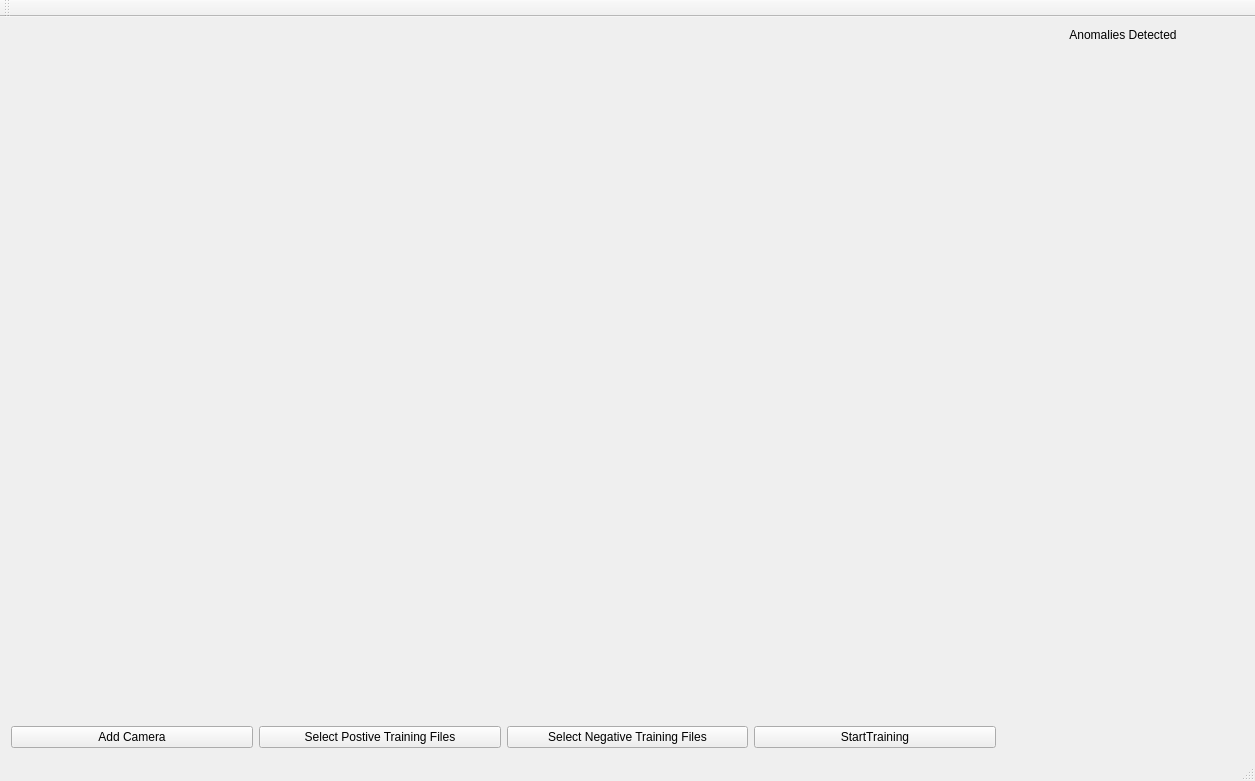
khaledsalem999/Vigil, file QtVigil/QtVigil.ui: the form before one commit.
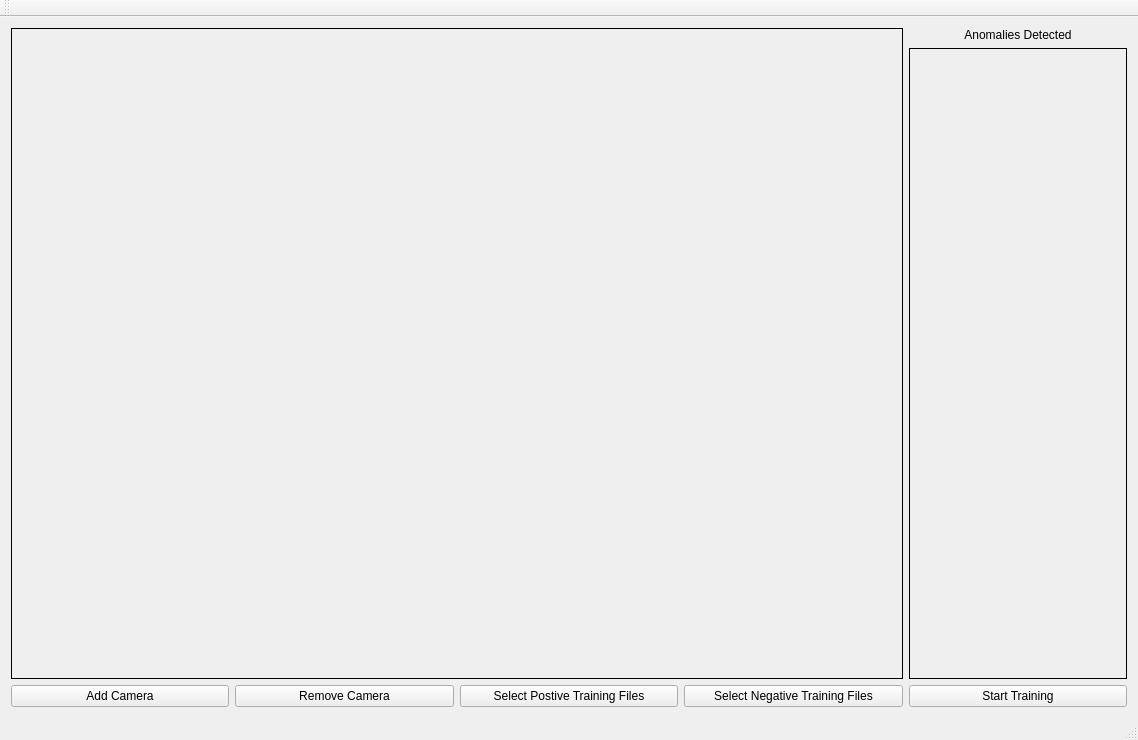
The form after the commit.

What changed in the file:
```diff
--- a/QtVigil/QtVigil.ui
+++ b/QtVigil/QtVigil.ui
@@ -6,8 +6,8 @@
    <rect>
     <x>0</x>
     <y>0</y>
-    <width>1255</width>
-    <height>781</height>
+    <width>1138</width>
+    <height>740</height>
    </rect>
   </property>
   <property name="windowTitle">
@@ -15,13 +15,6 @@
   </property>
   <widget class="QWidget" name="centralWidget">
    <layout class="QGridLayout" name="gridLayout">
-    <item row="2" column="4">
-     <widget class="QPushButton" name="NegativeTrain">
-      <property name="text">
-       <string>Select Negative Training Files</string>
-      </property>
-     </widget>
-    </item>
     <item row="2" column="2">
      <widget class="QPushButton" name="AddCam">
       <property name="text">
@@ -29,20 +22,6 @@
       </property>
      </widget>
     </item>
-    <item row="2" column="3">
-     <widget class="QPushButton" name="PostiveTrain">
-      <property name="text">
-       <string>Select Postive Training Files</string>
-      </property>
-     </widget>
-    </item>
-    <item row="2" column="5">
-     <widget class="QPushButton" name="StartTrain">
-      <property name="text">
-       <string>StartTraining</string>
-      </property>
-     </widget>
-    </item>
     <item row="0" column="6">
      <widget class="QLabel" name="label">
       <property name="sizePolicy">
@@ -59,11 +38,49 @@
       </property>
      </widget>
     </item>
+    <item row="2" column="6">
+     <widget class="QPushButton" name="StartTrain">
+      <property name="text">
+       <string>Start Training</string>
+      </property>
+     </widget>
+    </item>
+    <item row="2" column="4">
+     <widget class="QPushButton" name="PostiveTrain">
+      <property name="text">
+       <string>Select Postive Training Files</string>
+      </property>
+     </widget>
+    </item>
+    <item row="2" column="5">
+     <widget class="QPushButton" name="NegativeTrain">
+      <property name="text">
+       <string>Select Negative Training Files</string>
+      </property>
+     </widget>
+    </item>
+    <item row="2" column="3">
+     <widget class="QPushButton" name="RemoveCam">
+      <property name="text">
+       <string>Remove Camera</string>
+      </property>
+     </widget>
+    </item>
     <item row="0" column="2" rowspan="2" colspan="4">
-     <layout class="QGridLayout" name="gridLayout_3"/>
+     <widget class="QFrame" name="">
+      <property name="frameShape">
+       <enum>QFrame::Box</enum>
+      </property>
+      <layout class="QGridLayout" name="CameViewsLayout"/>
+     </widget>
     </item>
-    <item row="1" column="6" rowspan="2">
-     <layout class="QGridLayout" name="gridLayout_2"/>
+    <item row="1" column="6">
+     <widget class="QFrame" name="gridFrame">
+      <property name="frameShape">
+       <enum>QFrame::Box</enum>
+      </property>
+      <layout class="QGridLayout" name="gridLayout_2"/>
+     </widget>
     </item>
    </layout>
   </widget>
```
Left out of the diff: 2 changed lines with no effect on the pictures.
